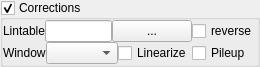
The window that chisurf/models/tcspc/tcspcCorrections.ui (Fluorescence-Tools/chisurf) describes before a commit, drawn with Qt 5.
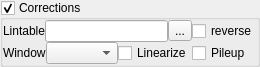
The same window after the commit.

Commit message: Optimize UI * Plot distance dist first * Relabel buttons in lin

Diff of the .ui file:
```diff
--- a/chisurf/models/tcspc/tcspcCorrections.ui
+++ b/chisurf/models/tcspc/tcspcCorrections.ui
@@ -139,7 +139,7 @@
             </widget>
            </item>
            <item>
-            <widget class="QPushButton" name="toolButton">
+            <widget class="QToolButton" name="toolButton">
              <property name="text">
               <string>...</string>
              </property>
```
The commit also changes 2 other files.
